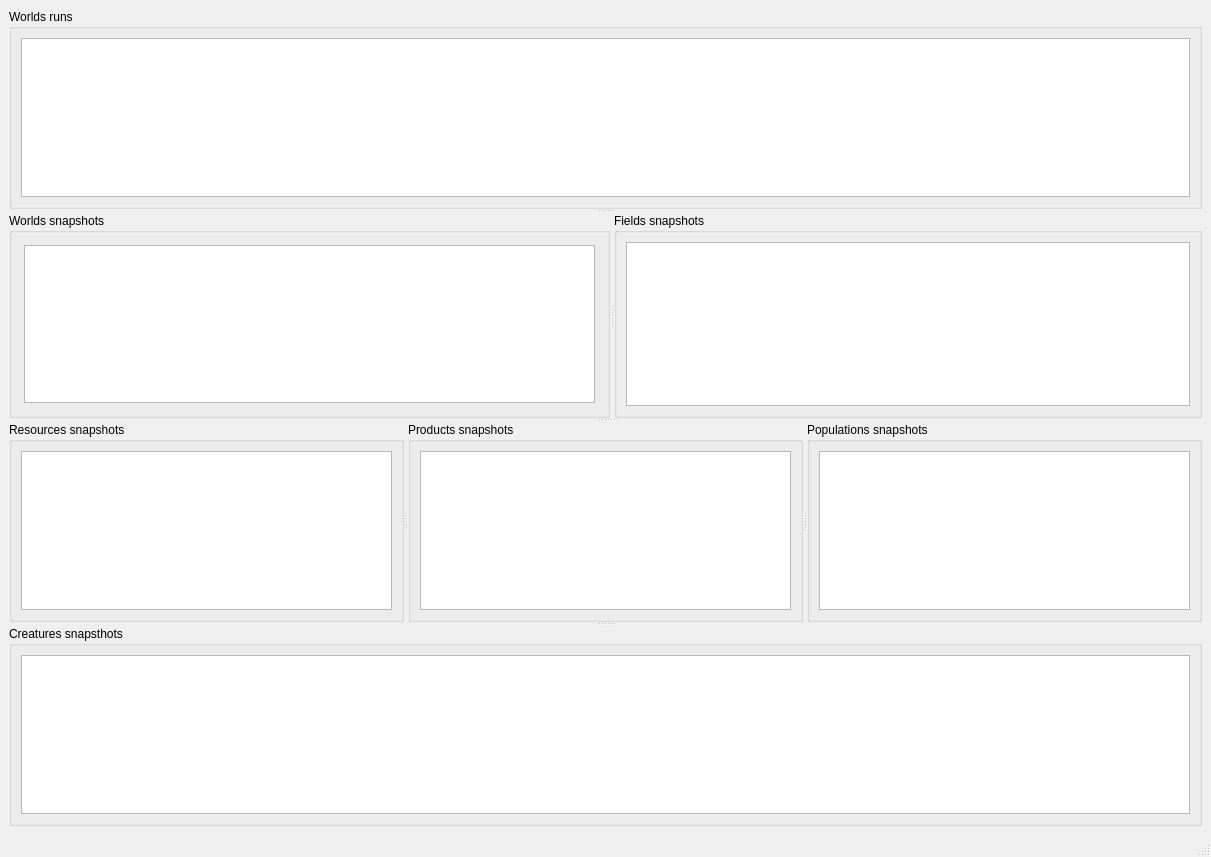
First picture: the form in browser/mainwindow.ui, repository wkoziej/simulacrum, before the edit.
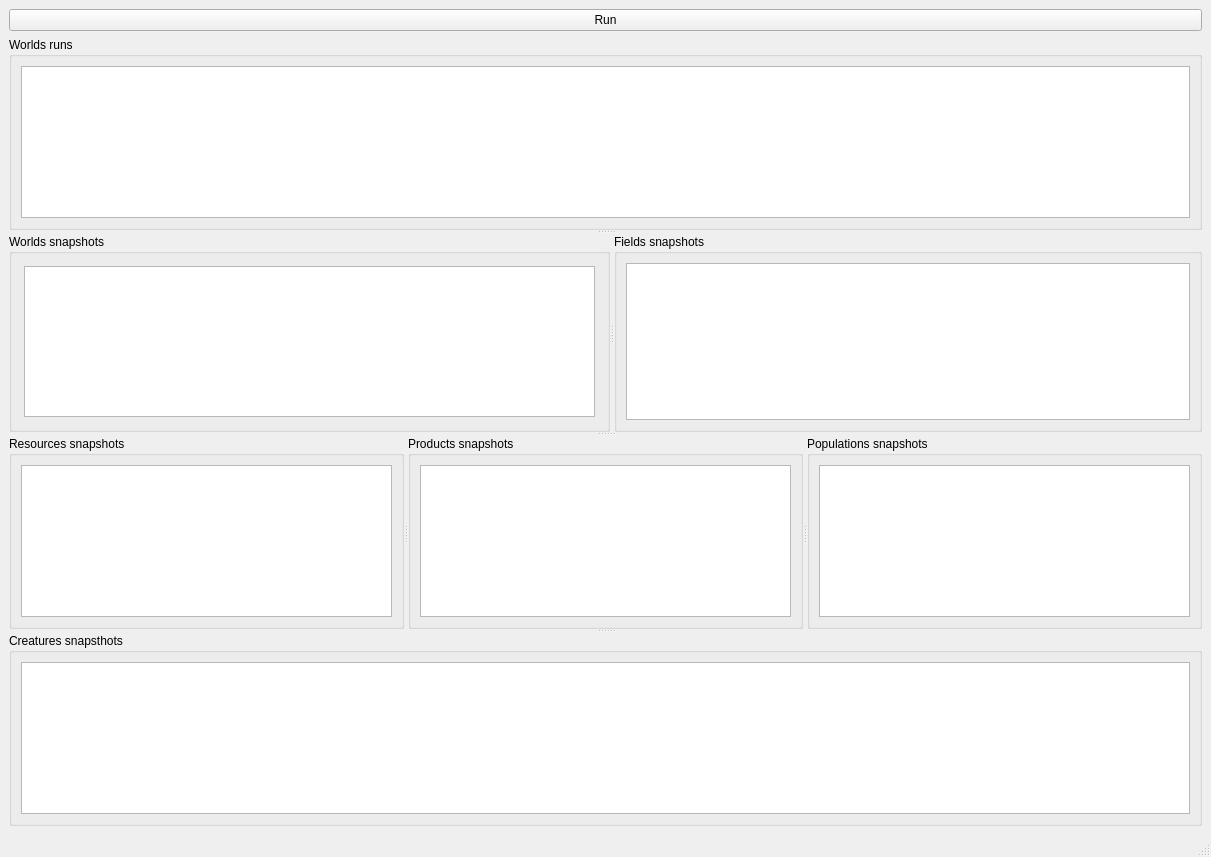
Second picture: the form after the edit.

Commit message: Stop play with creator

```diff
--- a/browser/mainwindow.ui
+++ b/browser/mainwindow.ui
@@ -15,7 +15,7 @@
   </property>
   <widget class="QWidget" name="centralwidget">
    <layout class="QGridLayout" name="gridLayout_8">
-    <item row="0" column="0">
+    <item row="1" column="0">
      <widget class="QSplitter" name="splitter_3">
       <property name="orientation">
        <enum>Qt::Vertical</enum>
@@ -108,6 +108,13 @@
       </widget>
      </widget>
     </item>
+    <item row="0" column="0">
+     <widget class="QPushButton" name="pushButton">
+      <property name="text">
+       <string>Run</string>
+      </property>
+     </widget>
+    </item>
    </layout>
   </widget>
   <widget class="QMenuBar" name="menubar">
```
The commit also changes 2 other files.
